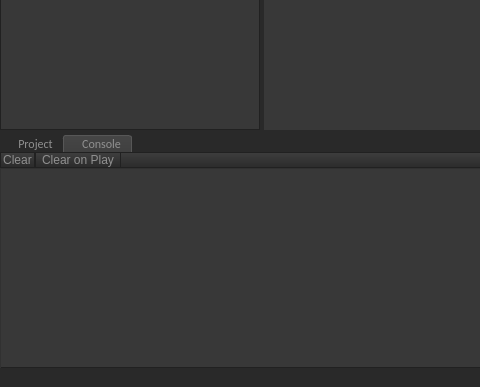
PanosK92/SpartanEngine, file Editor/editor.ui: the form before one commit; both pictures show x 0 to 480 and y 381 to 768 of the 1366 by 768 pixel window.
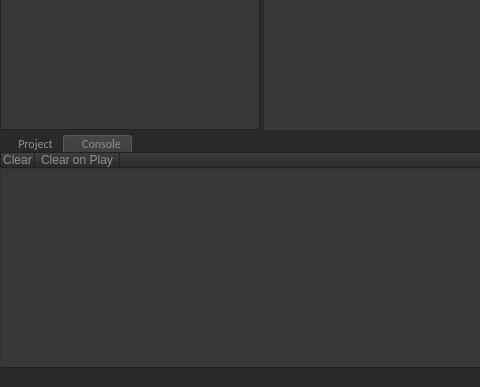
The form after the commit. Icons and pictures are not drawn. Custom widgets are drawn as their Qt base class.

Commit message: Fixed a bug where you could rename items in the hierarchy but t the changes where only visual, meaning no GameObject was actually being renamed.

The edit to the form file:
```diff
--- a/Editor/editor.ui
+++ b/Editor/editor.ui
@@ -410,6 +410,7 @@
 #buttonConsoleClearOnPlay
 {
 	width: 80px;
+	border-left-width: 0px;
 }
 
 #buttonGizmos:pressed,#buttonConsoleClear:pressed, #buttonConsoleClearOnPlay:pressed, #buttonHierarchyCreate:pressed, #buttonProjectCreate:pressed
```
The commit also changes 2 other files.
